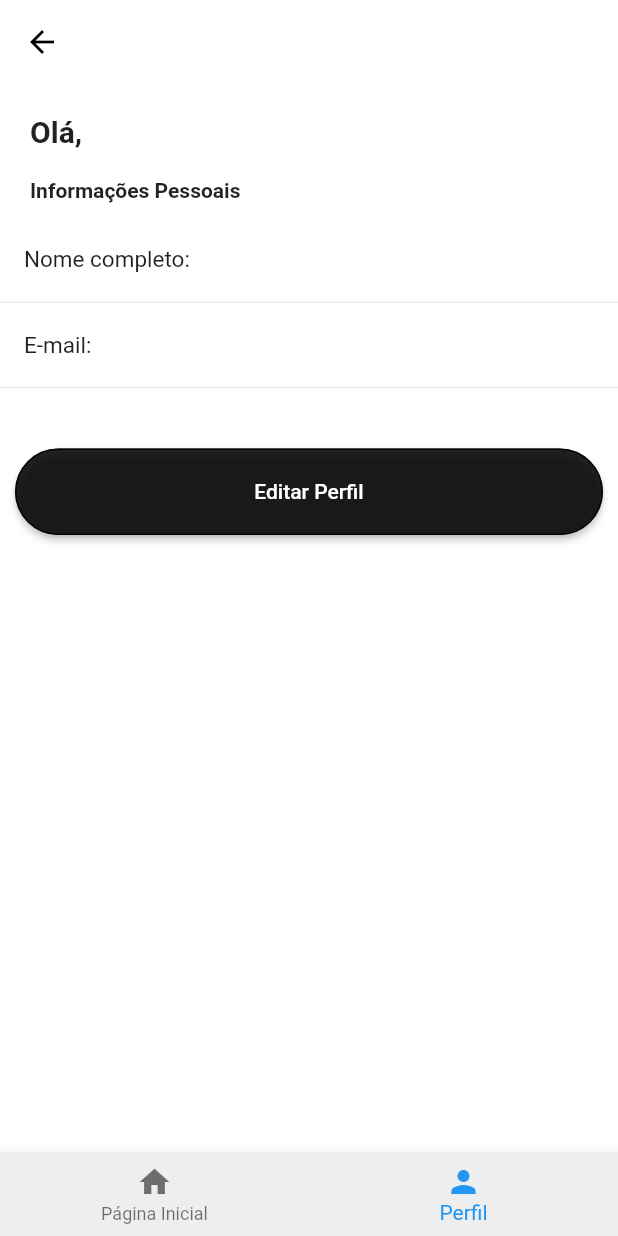
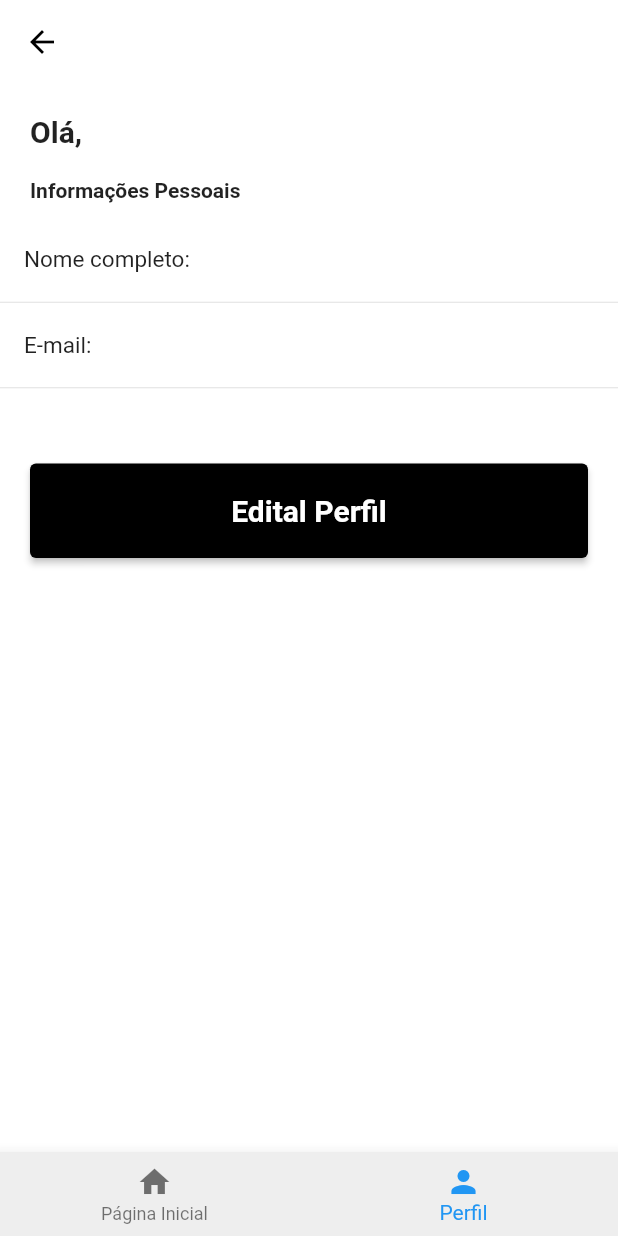
Before and after one commit to aalexsd/carrabicho, a Flutter app: the screen it shows once a user with an empty profile is signed in, swiped to page 2, on a phone screen of 412 x 824 dp. Run offline on Flutter 3.47's test engine with Material 2 defaults, Android fonts, the phone set to English and light mode, and no system bars; our stand-ins replace animated_splash_screen, firebase_auth, firebase_core, font_awesome_flutter, google_sign_in, sign_in_button; missing offline and left inert: swipable_stack; accounts and stored records are empty.

Commit message:
changig button in profile screen

```diff
--- a/lib/screens/profile_screen.dart
+++ b/lib/screens/profile_screen.dart
@@ -1,7 +1,7 @@
 import 'package:Carrrabicho/screens/edit_profile_screen.dart';
+import 'package:Carrrabicho/widgets/block_button.dart';
 import 'package:flutter/material.dart';
 import 'package:firebase_auth/firebase_auth.dart';
-
 
 class ProfileScreen extends StatefulWidget {
   const ProfileScreen({Key? key}) : super(key: key);
@@ -22,7 +22,6 @@ class _ProfileScreenState extends State<ProfileScreen> {
 
   @override
   Widget build(BuildContext context) {
-
     final mediaquery = MediaQuery.of(context);
     final user = FirebaseAuth.instance.currentUser!;
     displayName = user.displayName ?? '';
@@ -43,7 +42,7 @@ class _ProfileScreenState extends State<ProfileScreen> {
               child: Text(
                 'Olá, $displayName',
                 style:
-                const TextStyle(fontSize: 20, fontWeight: FontWeight.bold),
+                    const TextStyle(fontSize: 20, fontWeight: FontWeight.bold),
               ),
             ),
             const Padding(
@@ -60,24 +59,22 @@ class _ProfileScreenState extends State<ProfileScreen> {
                 children: [
                   ListTile(
                     title: const Text('Nome completo:',
-                      style: TextStyle(
-                        fontSize: 15
-                      )),
+                        style: TextStyle(fontSize: 15)),
                     trailing: Text(user.displayName ?? ''),
                     onTap: () {
                       Navigator.of(context).push(MaterialPageRoute(
                           builder: (context) => EditProfileScreen(
-                            updateDisplayName: updateDisplayName,
-                            displayName: displayName,
-                          )));
+                                updateDisplayName: updateDisplayName,
+                                displayName: displayName,
+                              )));
                     },
                   ),
                   const Divider(height: 1),
                   ListTile(
-                    title: const Text('E-mail:',
-                    style: TextStyle(
-                      fontSize: 15
-                    ),),
+                    title: const Text(
+                      'E-mail:',
+                      style: TextStyle(fontSize: 15),
+                    ),
                     trailing: Text(user.email!),
                   ),
                   const Divider(height: 1),
@@ -86,30 +83,15 @@ class _ProfileScreenState extends State<ProfileScreen> {
             ),
             Center(
               child: Padding(
-                padding: const EdgeInsets.only(top: 30, left: 10, right: 10),
-                child: SizedBox(
-                  width: double.infinity,
-                  height: mediaquery.size.height * .07,
-                  child: ElevatedButton(
+                padding: const EdgeInsets.only(top: 20),
+                child: BlockButton(
+                    label: 'Edital Perfil',
                     onPressed: () {
                       Navigator.of(context).push(MaterialPageRoute(
                           builder: (context) => EditProfileScreen(
                               updateDisplayName: updateDisplayName,
                               displayName: displayName)));
-                    },
-                    style: ButtonStyle(
-                      backgroundColor:
-                      MaterialStateProperty.all(Colors.black87),
-                      shape: MaterialStateProperty.all<
-                          RoundedRectangleBorder>(
-                          RoundedRectangleBorder(
-                              borderRadius: BorderRadius.circular(30.0),
-                              side: const BorderSide(
-                                  color: Colors.black87))),
-                    ),
-                    child: const Text('Editar Perfil'),
-                  ),
-                ),
+                    }),
               ),
             ),
           ],
```
